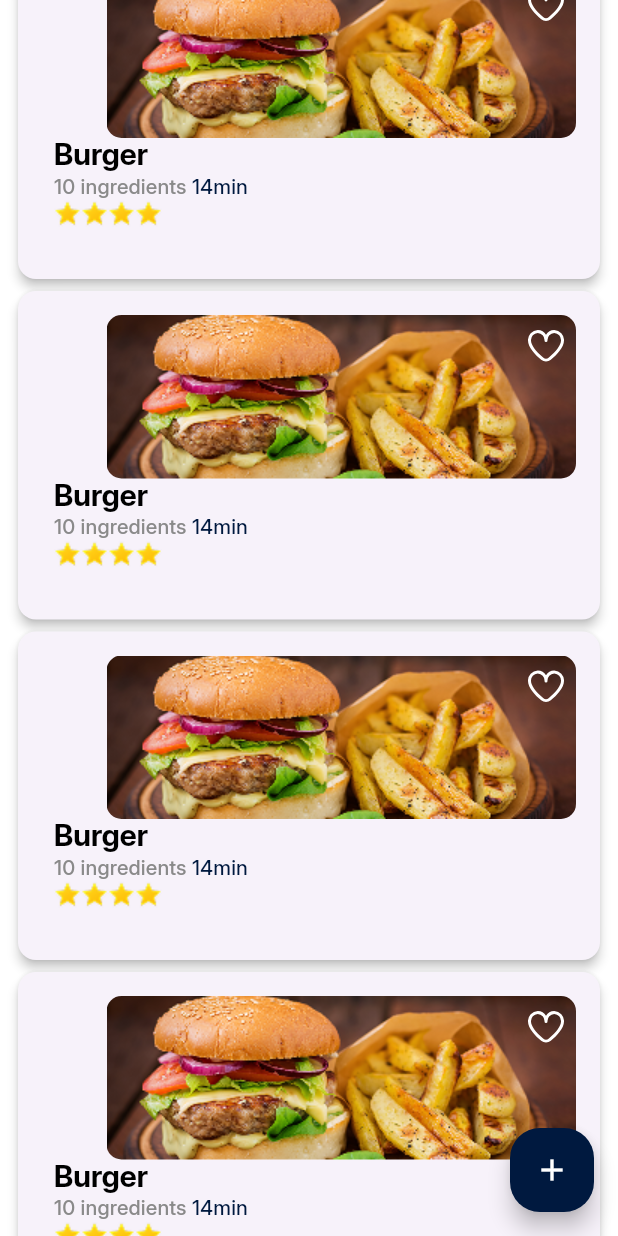
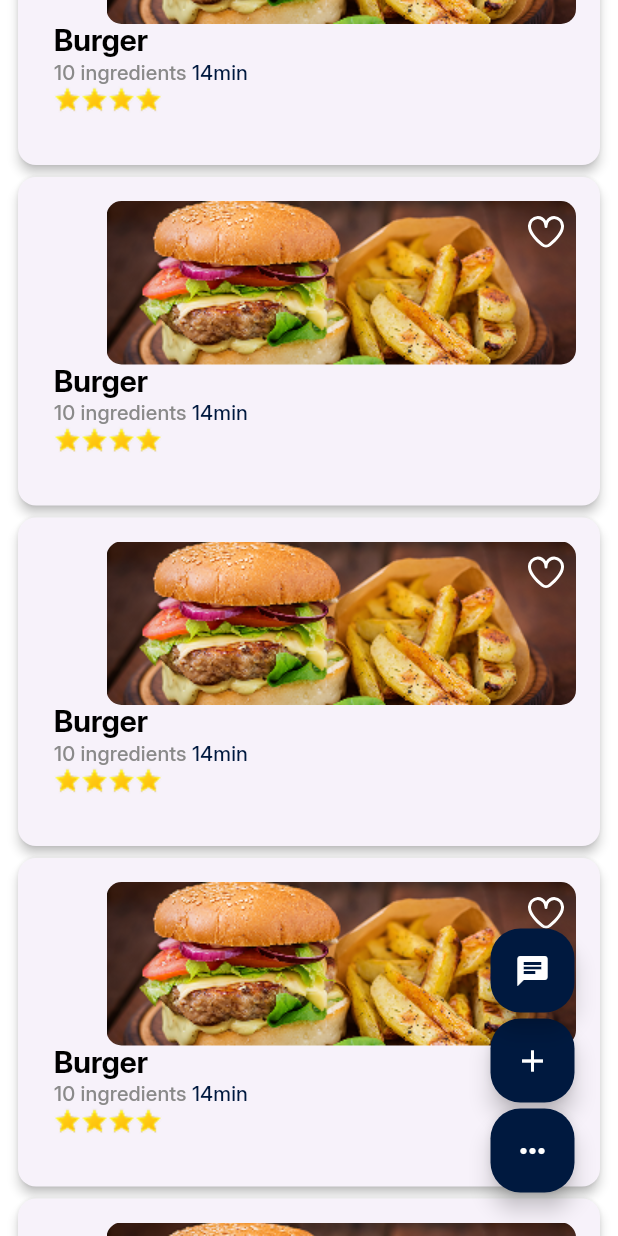
Before and after one commit to Galal-20/feastly, a Flutter app: the HomeScreen screen opened directly, scrolled down 576 dp, after a tap on the "add" icon, on a phone screen of 412 x 824 dp. Run offline on Flutter 3.47's test engine with Material 3 defaults, Android fonts, the light colour scheme and no system bars; our stand-ins replace equatable, firebase_auth, firebase_core, flutter_bloc, flutter_svg, get_it and 5 more; accounts and stored records are empty; statements that could not run were skipped.

Commit message:
Build App Floating Action Buttons

```diff
--- a/lib/src/features/home/presentation/screens/HomeScreen.dart
+++ b/lib/src/features/home/presentation/screens/HomeScreen.dart
@@ -1,33 +1,47 @@
-import 'package:feastly/src/core/app_router/app_routes.dart';
-import 'package:feastly/src/core/components/button.dart';
-import 'package:feastly/src/core/constants/colors.dart';
 import 'package:feastly/src/features/home/presentation/widgets/TrendingRecipesWidget.dart';
+import 'package:feastly/src/features/home/presentation/widgets/build_app_floating_buttons.dart';
 import 'package:flutter/material.dart';
-import 'package:go_router/go_router.dart';
 import '../../../../core/constants/strings.dart';
 import '../widgets/RecommededForYouWidget.dart';
 
-class HomeScreen extends StatelessWidget {
+class HomeScreen extends StatefulWidget {
   const HomeScreen({super.key});
+
+  @override
+  State<HomeScreen> createState() => _HomeScreenState();
+}
+
+class _HomeScreenState extends State<HomeScreen> with TickerProviderStateMixin {
+  late AnimationController controller;
+  late Animation<double> animation;
+
+  @override
+  void initState() {
+    super.initState();
+    controller = AnimationController(
+      vsync: this,
+      duration: const Duration(milliseconds: 300),
+    );
+    animation = Tween<double>(begin: 0, end: 1).animate(controller);
+  }
+
+  @override
+  void dispose() {
+    controller.dispose();
+    super.dispose();
+  }
 
   @override
   Widget build(BuildContext context) {
     // TODO: implement build
     return Scaffold(
-      body: SingleChildScrollView(
+      body: Stack(
+        children: [
+          SingleChildScrollView(
             child: Column(
               crossAxisAlignment: CrossAxisAlignment.end,
               children: [
                 RecipesWidget(recipesType: AppStrings.yourRecipes),
-            Padding(
-              padding: const EdgeInsets.all(8.0),
-              child: Button(
-                  isLoading: false,
-                  text: AppStrings.addYourRecipe,
-                  onPressed: () {
-                    context.pushNamed(AppRoutes.kAddUrRecipeView);
-                  }),
-            ),
                 RecipesWidget(recipesType: AppStrings.trendingMeal),
                 SizedBox(
                   height: 10,
@@ -36,13 +50,11 @@ class HomeScreen extends StatelessWidget {
               ],
             ),
           ),
-      floatingActionButton: FloatingActionButton(
-        backgroundColor: AppColors.splashColor,
-        shape: RoundedRectangleBorder(
-          borderRadius: BorderRadius.circular(20),
+          BuildAppFloatingButtons(
+            animation: animation,
+            controller: controller,
           ),
-        onPressed: () {},
-        child: Icon(Icons.add, color: Colors.white),
+        ],
       ),
     );
   }
--- a/lib/src/features/home/presentation/screens/add_your_recipe_screen.dart
+++ b/lib/src/features/home/presentation/screens/add_your_recipe_screen.dart
@@ -1,6 +1,5 @@
 import 'package:feastly/src/core/constants/colors.dart';
 import 'package:feastly/src/core/constants/strings.dart';
-import 'package:feastly/src/core/utils/app_text_styles.dart';
 import 'package:feastly/src/features/home/presentation/widgets/add_your_meal_widgets/add_your_meal_body.dart';
 import 'package:flutter/material.dart';
 
--- a/lib/src/features/home/presentation/widgets/RecommededForYouWidget.dart
+++ b/lib/src/features/home/presentation/widgets/RecommededForYouWidget.dart
@@ -1,4 +1,3 @@
-import 'package:feastly/src/core/utils/app_text_styles.dart';
 import 'package:flutter/material.dart';
 
 import '../../../../core/components/recommended_card.dart';
--- a/lib/src/features/home/presentation/widgets/add_your_meal_widgets/add_your_meal_body.dart
+++ b/lib/src/features/home/presentation/widgets/add_your_meal_widgets/add_your_meal_body.dart
@@ -1,5 +1,4 @@
 import 'package:feastly/src/core/constants/strings.dart';
-import 'package:feastly/src/core/utils/app_text_styles.dart';
 import 'package:feastly/src/features/home/presentation/widgets/add_your_meal_widgets/add_your_meal_fields.dart';
 import 'package:feastly/src/features/home/presentation/widgets/add_your_meal_widgets/custom_add_meal_button.dart';
 import 'package:feastly/src/features/home/presentation/widgets/add_your_meal_widgets/custom_meal_image.dart';
--- a/lib/src/features/home/presentation/widgets/add_your_meal_widgets/custom_add_meal_button.dart
+++ b/lib/src/features/home/presentation/widgets/add_your_meal_widgets/custom_add_meal_button.dart
@@ -1,6 +1,5 @@
 import 'package:feastly/src/core/constants/colors.dart';
 import 'package:feastly/src/core/constants/strings.dart';
-import 'package:feastly/src/core/utils/app_text_styles.dart';
 import 'package:flutter/material.dart';
 
 class CustomAddMealButton extends StatelessWidget {
--- /dev/null
+++ b/lib/src/features/home/presentation/widgets/build_app_floating_buttons.dart
@@ -0,0 +1,65 @@
+import 'package:feastly/src/core/app_router/app_routes.dart';
+import 'package:feastly/src/core/constants/colors.dart';
+import 'package:feastly/src/features/home/presentation/widgets/custom_floating_button.dart';
+import 'package:feastly/src/features/home/presentation/widgets/flow_widget_deleget.dart';
+import 'package:flutter/material.dart';
+import 'package:go_router/go_router.dart';
+
+class BuildAppFloatingButtons extends StatelessWidget {
+  const BuildAppFloatingButtons({
+    super.key, required this.animation, required this.controller,
+
+  }) ;
+
+  final Animation<double> animation;
+  final AnimationController controller;
+
+  @override
+  Widget build(BuildContext context) {
+    return AnimatedBuilder(
+      animation: animation,
+      builder: (context, _) => Flow(
+        delegate: FlowWidgetDelegate(
+          animation: animation,
+          elementsSpacing: 35,
+          iconsSpacing: 10,
+          curve: Curves.ease,
+        ),
+        children: [
+          CustomFloatingButton(
+            heroTag: "add",
+            child: Icon(
+              Icons.add,
+              color: AppColors.tWhite,
+            ),
+            onPressed: () {
+              context.pushNamed(AppRoutes.kAddUrRecipeView);
+            },
+          ),
+          CustomFloatingButton(
+            heroTag: "aiChat",
+            child: Icon(
+              Icons.chat,
+              color: AppColors.tWhite,
+            ),
+            onPressed: () {},
+          ),
+          CustomFloatingButton(
+            heroTag: "more",
+            child: Icon(
+              Icons.more_horiz,
+              color: AppColors.tWhite,
+            ),
+            onPressed: () async {
+              if (controller.isCompleted) {
+                await controller.reverse();
+              } else {
+                await controller.forward();
+              }
+            },
+          ),
+        ],
+      ),
+    );
+  }
+}
--- /dev/null
+++ b/lib/src/features/home/presentation/widgets/custom_floating_button.dart
@@ -0,0 +1,26 @@
+import 'package:feastly/src/core/constants/colors.dart';
+import 'package:flutter/material.dart';
+
+class CustomFloatingButton extends StatelessWidget {
+  const CustomFloatingButton({
+    super.key,
+    required this.onPressed,
+    required this.child,
+    required this.heroTag,
+  });
+  final void Function() onPressed;
+  final Widget child;
+  final Object heroTag; //unique for every floating action button
+  @override
+  Widget build(BuildContext context) {
+    return FloatingActionButton(
+      heroTag: heroTag,
+      onPressed: onPressed,
+      backgroundColor: AppColors.splashColor,
+      shape: RoundedRectangleBorder(
+        borderRadius: BorderRadius.circular(20),
+      ),
+      child: child,
+    );
+  }
+}
--- /dev/null
+++ b/lib/src/features/home/presentation/widgets/flow_widget_deleget.dart
@@ -0,0 +1,56 @@
+import 'package:flutter/material.dart';
+
+class FlowWidgetDelegate extends FlowDelegate {
+  const FlowWidgetDelegate({
+    required this.animation,
+    required this.elementsSpacing,
+    required this.iconsSpacing,
+    required this.curve,
+  }) : super(repaint: animation);
+
+  final Animation<double> animation;
+  final double elementsSpacing;
+  final double iconsSpacing;
+  final Curve curve;
+
+  @override
+  void paintChildren(FlowPaintingContext context) {
+    final size = context.size;
+    final x = size.width;
+    final y = size.height;
+
+    for (int i = 0; i < context.childCount; i++) {
+      if (i == context.childCount - 1) {
+        context.paintChild(
+          i,
+          transform: Matrix4.translationValues(
+            x - 50 - elementsSpacing,
+            y - 50 - elementsSpacing,
+            0,
+          ),
+        );
+      } else {
+        var offset = 0.0;
+        if (animation.value == 0) {
+          offset = 0;
+        } else {
+          offset = (curve.transform(animation.value) * 30) +
+              (iconsSpacing * context.childCount);
+        }
+        context.paintChild(
+          i,
+          transform: Matrix4.translationValues(
+            x - 50 - elementsSpacing,
+            y - offset * (i + 1) - 50 - elementsSpacing,
+            0,
+          ),
+        );
+      }
+    }
+  }
+
+  @override
+  bool shouldRepaint(covariant FlowDelegate oldDelegate) {
+    return true; // Always repaint
+  }
+}
```
Also changed, not shown: pubspec.lock, 125 other files. Lines whose indentation alone changed are shown as unchanged.
